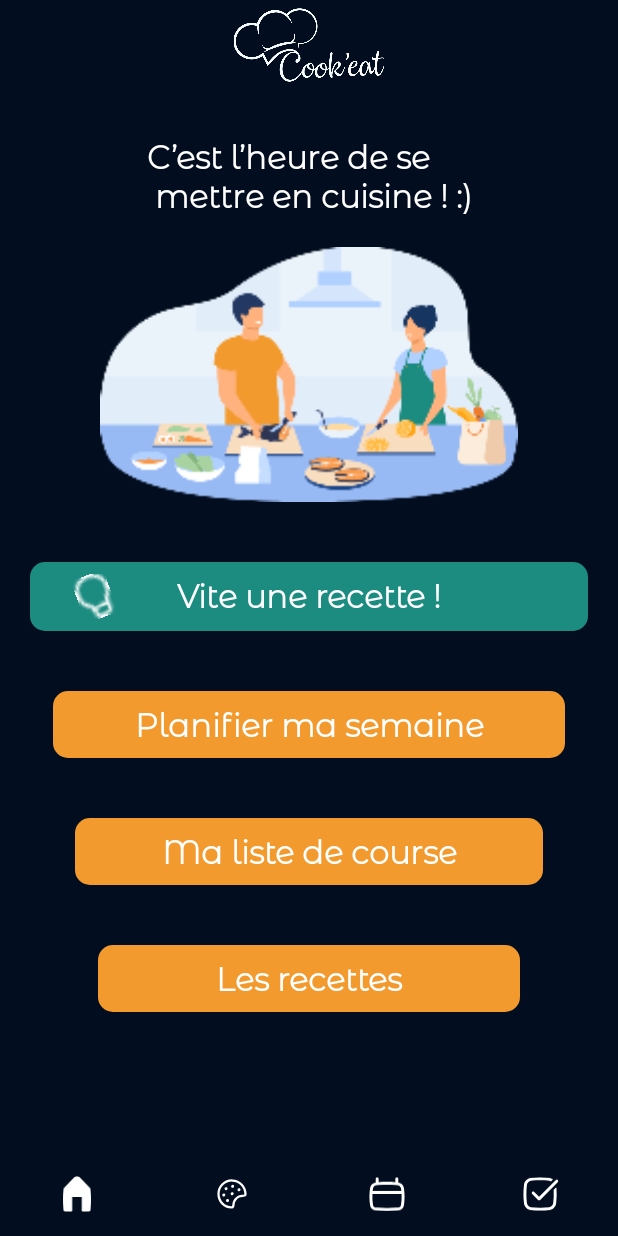
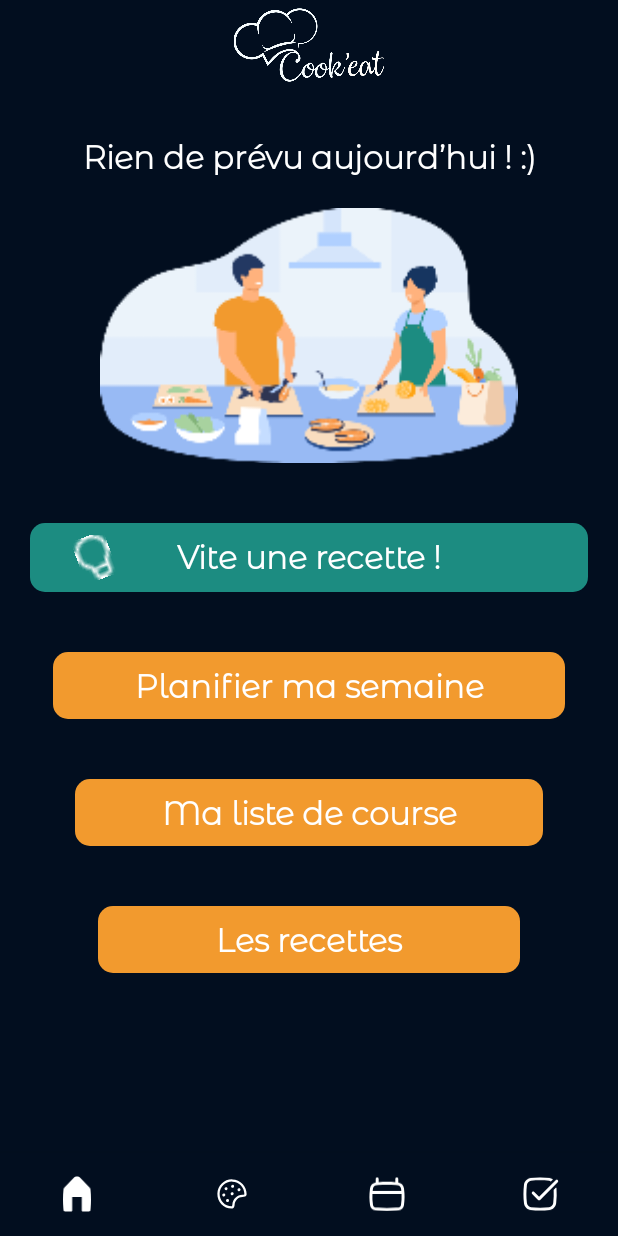
Before and after one commit to Justinb0507/courseList, an Android app: the screen it shows after launch (MainActivity), on a phone screen of 412 x 824 dp. Run offline under Robolectric (Android 15) with nearby library versions, the phone set to English and light mode, and no system bars; our stand-ins replace Firebase (no records; nobody signed in at launch, a user with empty details on screens opened directly).

Commit message:
Correcetion bug + premiere archive BDD

```diff
--- a/app/src/main/java/fr/juju/myapplication/adapter/EditIngredientAdapter.kt
+++ b/app/src/main/java/fr/juju/myapplication/adapter/EditIngredientAdapter.kt
@@ -1,11 +1,10 @@
 package fr.juju.myapplication.adapter
 
+import android.view.KeyEvent
 import android.view.LayoutInflater
 import android.view.View
 import android.view.ViewGroup
-import android.widget.Button
-import android.widget.ImageView
-import android.widget.TextView
+import android.widget.*
 import androidx.recyclerview.widget.RecyclerView
 import fr.juju.myapplication.IngredientModel
 import fr.juju.myapplication.MainActivity
--- a/app/src/main/java/fr/juju/myapplication/fragments/FiltreRepasFragment.kt
+++ b/app/src/main/java/fr/juju/myapplication/fragments/FiltreRepasFragment.kt
@@ -122,7 +122,6 @@ override fun onCreateView(
     }
     view.findViewById<ImageView>(R.id.soupe).setOnClickListener{
         context.hideKeyboard()
-
         if (categorieFiltre("Soupe").isNotEmpty()){
             context.loadFragment(ResultResearchFragment(context, categorieFiltre("Soupe"), time, selectedDay))
         }
@@ -194,6 +193,7 @@ override fun onCreateView(
             context.loadFragment(ResultResearchFragment(context, research(view.findViewById<EditText>(R.id.research_input).text.toString()), time, selectedDay))
         }
         else {
+            context.hideKeyboard()
             view.findViewById<ImageView>(R.id.searchbar).animate().alpha(0F).setDuration(10)
             view.findViewById<ImageView>(R.id.searchbar_red).animate().alpha(1F).setDuration(1)
 
--- a/app/src/main/java/fr/juju/myapplication/fragments/HomeFragment.kt
+++ b/app/src/main/java/fr/juju/myapplication/fragments/HomeFragment.kt
@@ -39,8 +39,8 @@ class HomeFragment
     ): View? {
 
         val view = inflater?.inflate(R.layout.fragment_home, container, false)
-        //var currentDays= SemainierModel()
-        var currentDays = semainierList.filter{s->s.id_semainier == currentDay}[0]
+        var currentDays= SemainierModel()
+        //var currentDays = semainierList.filter{s->s.id_semainier == currentDay}[0]
 
 
 
--- a/app/src/main/java/fr/juju/myapplication/fragments/ResultResearchFragment.kt
+++ b/app/src/main/java/fr/juju/myapplication/fragments/ResultResearchFragment.kt
@@ -36,7 +36,6 @@ class ResultResearchFragment(
         val collectionRecyclerView = view.findViewById<RecyclerView>(R.id.repas_list)
         collectionRecyclerView.adapter = RepasAdapter(context, resultResearch, R.layout.item_repas_vertical, time,selectedDay)
         collectionRecyclerView.layoutManager = LinearLayoutManager(context)
-        collectionRecyclerView.addItemDecoration(RepasItemDecoration())
 
         return view
     }
--- a/app/src/main/java/fr/juju/myapplication/fragments/SemainierFragment.kt
+++ b/app/src/main/java/fr/juju/myapplication/fragments/SemainierFragment.kt
@@ -1,6 +1,8 @@
 package fr.juju.myapplication.fragments
 
 import android.annotation.SuppressLint
+import android.app.AlertDialog
+import android.content.DialogInterface
 import android.graphics.Typeface
 import android.net.Uri
 import android.os.Bundle
@@ -378,6 +380,7 @@ class SemainierFragment (
 
         view.findViewById<ImageView>(R.id.delete_midi).setOnClickListener{
             repo.resetMidi(selectedDay)
+            Toast.makeText(context, "Repas du $selectedDay midi supprimé", Toast.LENGTH_SHORT).show()
             if(selectedDay == "lundi"){
                 var boutton = view.findViewById<TextView>(R.id.Lundi)
                 var image = view.findViewById<ImageView>(R.id.Lundi_img)
@@ -422,6 +425,7 @@ class SemainierFragment (
         }
         view.findViewById<ImageView>(R.id.delete_apero).setOnClickListener{
             repo.resetApero(selectedDay)
+            Toast.makeText(context, "Apéro du $selectedDay supprimé (sniff)", Toast.LENGTH_SHORT).show()
             if(selectedDay == "lundi"){
                 var boutton = view.findViewById<TextView>(R.id.Lundi)
                 var image = view.findViewById<ImageView>(R.id.Lundi_img)
@@ -466,6 +470,7 @@ class SemainierFragment (
         }
         view.findViewById<ImageView>(R.id.delete_soir).setOnClickListener{
             repo.resetSoir(selectedDay)
+            Toast.makeText(context, "Repas du $selectedDay soir supprimé", Toast.LENGTH_SHORT).show()
             if(selectedDay == "lundi"){
                 var boutton = view.findViewById<TextView>(R.id.Lundi)
                 var image = view.findViewById<ImageView>(R.id.Lundi_img)
--- a/app/src/main/res/layout/fragment_home.xml
+++ b/app/src/main/res/layout/fragment_home.xml
@@ -50,7 +50,8 @@
         <androidx.constraintlayout.widget.ConstraintLayout
             android:id="@+id/Midi"
             android:layout_width="match_parent"
-            android:layout_height="wrap_content">
+            android:layout_height="wrap_content"
+            android:layout_marginTop="@dimen/default_margin">
 
             <TextView
                 android:id="@+id/textView5"
@@ -91,7 +92,7 @@
                 app:layout_constraintTop_toTopOf="@+id/cardView2" />
 
             <LinearLayout
-                android:layout_width="209dp"
+                android:layout_width="200dp"
                 android:layout_height="32dp"
                 android:orientation="horizontal"
                 app:layout_constraintBottom_toTopOf="@+id/descriptionMidi"
@@ -100,7 +101,7 @@
 
                 <androidx.recyclerview.widget.RecyclerView
                     android:id="@+id/tagListMidi"
-                    android:layout_width="209dp"
+                    android:layout_width="200dp"
                     android:layout_height="32dp"
                     android:orientation="horizontal"
                     app:layoutManager="androidx.recyclerview.widget.LinearLayoutManager" />
@@ -111,10 +112,11 @@
             <TextView
                 android:id="@+id/nomMidi"
                 style="@style/SubstitleTextStyle"
-                android:layout_width="210dp"
+                android:layout_width="200dp"
                 android:layout_height="wrap_content"
                 android:layout_marginStart="@dimen/default_margin"
-                android:maxLines="1"
+                android:singleLine="true"
+                android:ellipsize="end"
                 android:text="Nom du plat"
                 app:layout_constraintStart_toEndOf="@+id/cardView2"
                 app:layout_constraintTop_toTopOf="@+id/cardView2" />
@@ -132,10 +134,11 @@
             <TextView
                 android:id="@+id/descriptionMidi"
                 style="@style/DefaultTextStyle"
-                android:layout_width="176dp"
+                android:layout_width="168dp"
                 android:layout_height="24dp"
                 android:layout_marginLeft="10dp"
-                android:maxLines="1"
+                android:singleLine="true"
+                android:ellipsize="end"
                 android:text="Description du plat"
                 app:layout_constraintBottom_toBottomOf="@+id/cardView2"
                 app:layout_constraintStart_toEndOf="@+id/clock"
@@ -192,7 +195,9 @@
             <TextView
                 android:id="@+id/nomApero"
                 style="@style/SubstitleTextStyle"
-                android:layout_width="210dp"
+                android:layout_width="200dp"
+                android:ellipsize="end"
+                android:singleLine="true"
                 android:layout_height="wrap_content"
                 android:layout_marginLeft="@dimen/default_margin"
                 android:text="Nom du plat"
@@ -201,7 +206,7 @@
 
 
             <LinearLayout
-                android:layout_width="209dp"
+                android:layout_width="200dp"
                 android:layout_height="32dp"
                 android:orientation="horizontal"
                 app:layout_constraintBottom_toBottomOf="@+id/view_separation4"
@@ -210,7 +215,7 @@
 
                 <androidx.recyclerview.widget.RecyclerView
                     android:id="@+id/tagListApero"
-                    android:layout_width="209dp"
+                    android:layout_width="200dp"
                     android:layout_height="32dp"
                     android:orientation="horizontal"
                     app:layoutManager="androidx.recyclerview.widget.LinearLayoutManager" />
@@ -230,7 +235,9 @@
             <TextView
                 android:id="@+id/descriptionApero"
                 style="@style/DefaultTextStyle"
-                android:layout_width="176dp"
+                android:layout_width="169dp"
+                android:ellipsize="end"
+                android:singleLine="true"
                 android:layout_height="wrap_content"
                 android:layout_marginLeft="10dp"
                 android:text="Description du plat"
@@ -289,15 +296,17 @@
             <TextView
                 android:id="@+id/nomSoir"
                 style="@style/SubstitleTextStyle"
-                android:layout_width="210dp"
+                android:layout_width="200dp"
                 android:layout_height="wrap_content"
                 android:layout_marginLeft="@dimen/default_margin"
+                android:ellipsize="end"
+                android:singleLine="true"
                 android:text="Nom du plat"
                 app:layout_constraintStart_toEndOf="@+id/cardView3"
                 app:layout_constraintTop_toTopOf="@+id/cardView3" />
 
             <LinearLayout
-                android:layout_width="209dp"
+                android:layout_width="200dp"
                 android:layout_height="32dp"
                 android:orientation="horizontal"
                 app:layout_constraintBottom_toBottomOf="@+id/view_separation3"
@@ -306,7 +315,7 @@
 
                 <androidx.recyclerview.widget.RecyclerView
                     android:id="@+id/tagListSoir"
-                    android:layout_width="209dp"
+                    android:layout_width="200dp"
                     android:layout_height="32dp"
                     android:orientation="horizontal"
                     app:layoutManager="androidx.recyclerview.widget.LinearLayoutManager" />
@@ -326,7 +335,7 @@
             <TextView
                 android:id="@+id/descriptionSoir"
                 style="@style/DefaultTextStyle"
-                android:layout_width="176dp"
+                android:layout_width="169dp"
                 android:layout_height="wrap_content"
                 android:layout_marginLeft="10dp"
                 android:text="Description du plat"
--- a/app/src/main/res/layout/fragment_resultresearch.xml
+++ b/app/src/main/res/layout/fragment_resultresearch.xml
@@ -7,7 +7,6 @@
         android:layout_width="match_parent"
         android:layout_height="match_parent"
         android:id="@+id/repas_list"
-        android:layout_marginLeft="@dimen/default_margin"
         />
 
 </LinearLayout>
```
Also changed, not shown: app/src/main/AndroidManifest.xml (+6 -4 lines), app/src/main/java/fr/juju/myapplication/MainActivity.kt (+5 -5 lines), app/src/main/java/fr/juju/myapplication/RepasModel.kt (+7 -7 lines), app/src/main/java/fr/juju/myapplication/fragments/AddRepasFragment.kt (+19 -7 lines), app/src/main/java/fr/juju/myapplication/fragments/EditRepasFragment.kt (+94 -16 lines), app/src/main/res/layout/fragment_add_repas.xml (+17 -16 lines), app/src/main/res/layout/fragment_edit_repas.xml (+25 -21 lines), app/src/main/res/layout/fragment_recette.xml (+4 -3 lines), app/src/main/res/layout/fragment_semainier.xml (+30 -21 lines), app/src/main/res/layout/item_repas_vertical.xml (+6 -5 lines), app/src/main/res/drawable-v24/logo_application.webp (added), app/src/main/res/drawable-v24/logo_application_bleu.png (added), app/src/main/res/drawable-v24/logo_application_chapeau.png (added).
